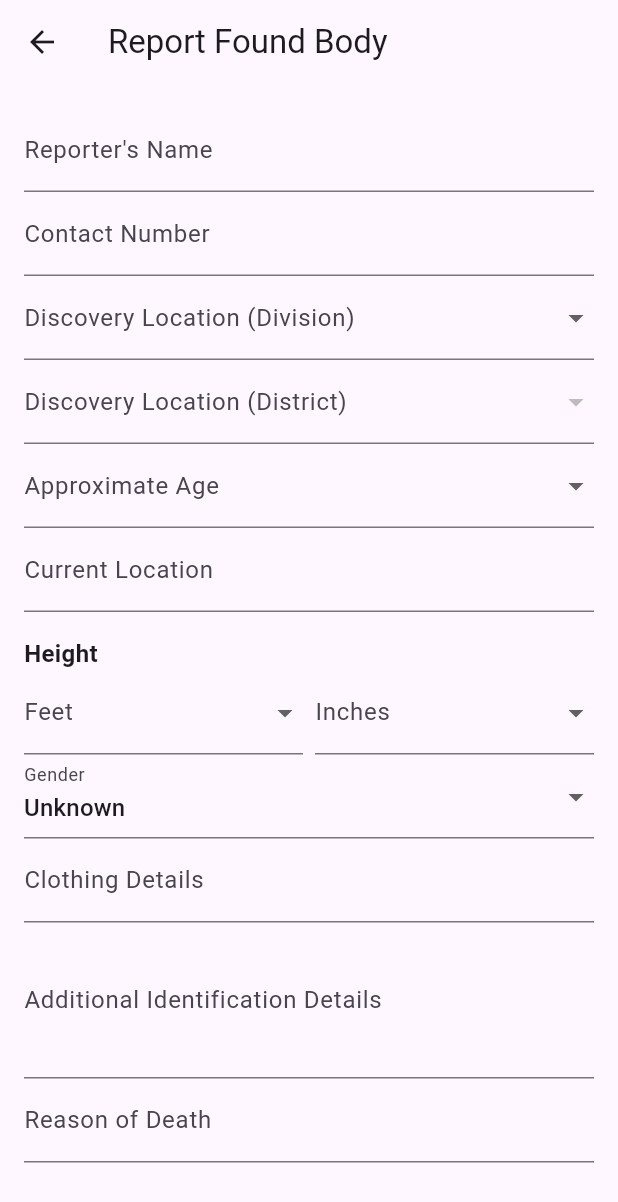
After one commit to PanthaProtick/oggatonama, a Flutter app: the screen it shows once a user with an empty profile is signed in, after a tap on "Register dead body", on a phone screen of 412 x 824 dp. The commit adds this screen. Shown: the top 1202 px of the screen. Run offline on Flutter 3.47's test engine with Material 3 defaults, Android fonts, the phone set to English and light mode, and no system bars; our stand-ins replace cloud_firestore, firebase_auth, firebase_core, get; accounts and stored records are empty.

Commit message:
Color changed

```diff
--- /dev/null
+++ b/lib/claim_body.dart
@@ -0,0 +1,169 @@
+import 'package:flutter/material.dart';
+import 'package:cloud_firestore/cloud_firestore.dart';
+import 'package:intl/intl.dart';
+
+class ClaimBodyPage extends StatefulWidget {
+  @override
+  _ClaimBodyPageState createState() => _ClaimBodyPageState();
+}
+
+class _ClaimBodyPageState extends State<ClaimBodyPage> {
+  final FirebaseFirestore _firestore = FirebaseFirestore.instance;
+  String? selectedAgeRange = 'All';
+  List<String> ageRanges = ['All', '0-10', '11-20', '21-30', '31-40', '41-50',
+    '51-60', '61-70', '71-80', '81-90', '91+'];
+
+  String? selectedDivision = 'All';
+  List<String> divisions = ['All', 'Barisal', 'Chattogram', 'Dhaka', 'Khulna', 'Mymensingh', 'Rajshahi', 'Rangpur', 'Sylhet'];
+
+  bool isAgeInRange(String? ageString, String range) {
+    if (ageString == null) return false;
+    String numericAge = RegExp(r'\d+').stringMatch(ageString) ?? '';
+    if (numericAge.isEmpty) return false;
+    int age = int.tryParse(numericAge) ?? -1;
+    if (age == -1) return false;
+
+    switch (range) {
+      case '0-10':
+        return age >= 0 && age <= 10;
+      case '11-20':
+        return age >= 11 && age <= 20;
+      case '21-30':
+        return age >= 21 && age <= 30;
+      case '31-40':
+        return age >= 31 && age <= 40;
+      case '41-50':
+        return age >= 41 && age <= 50;
+      case '51-60':
+        return age >= 51 && age <= 60;
+      case '61-70':
+        return age >= 61 && age <= 70;
+      case '71-80':
+        return age >= 71 && age <= 80;
+      case '81-90':
+        return age >= 81 && age <= 90;
+      case '91+':
+        return age >= 91;
+      default:
+        return true;
+    }
+  }
+
+  @override
+  Widget build(BuildContext context) {
+    return Scaffold(
+      appBar: AppBar(title: Text("Claim Reported Bodies")),
+      body: Column(
+        children: [
+          Padding(
+            padding: const EdgeInsets.all(8.0),
+            child: DropdownButtonFormField<String>(
+              value: selectedDivision,
+              decoration: InputDecoration(
+                labelText: "Filter by Division",
+                border: OutlineInputBorder(),
+              ),
+              items: divisions.map((division) {
+                return DropdownMenuItem(
+                  value: division,
+                  child: Text(division),
+                );
+              }).toList(),
+              onChanged: (value) {
+                setState(() {
+                  selectedDivision = value;
+                });
+              },
+            ),
+          ),
+          Padding(
+            padding: const EdgeInsets.all(8.0),
+            child: DropdownButtonFormField<String>(
+              value: selectedAgeRange,
+              decoration: InputDecoration(
+                labelText: "Filter by Approximate Age",
+                border: OutlineInputBorder(),
+              ),
+              items: ageRanges.map((age) {
+                return DropdownMenuItem(
+                  value: age,
+                  child: Text(age),
+                );
+              }).toList(),
+              onChanged: (value) {
+                setState(() {
+                  selectedAgeRange = value;
+                });
+              },
+            ),
+          ),
+          Expanded(
+            child: StreamBuilder<QuerySnapshot>(
+              stream: _firestore.collection('reported_bodies').snapshots(),
+              builder: (context, snapshot) {
+                if (snapshot.connectionState == ConnectionState.waiting) {
+                  return Center(child: CircularProgressIndicator());
+                }
+                if (!snapshot.hasData || snapshot.data!.docs.isEmpty) {
+                  return Center(child: Text("No reported bodies found."));
+                }
+
+                var reports = snapshot.data!.docs.where((doc) {
+                  var data = doc.data() as Map<String, dynamic>;
+                  String? ageString = data['approximate_age'];
+                  String? discoveryLocation = data['discovery_location'];
+
+                  bool isAgeValid = selectedAgeRange == 'All' || isAgeInRange(ageString, selectedAgeRange!);
+                  bool isLocationValid = selectedDivision == 'All' || (discoveryLocation?.contains(selectedDivision!) ?? false);
+
+                  return isAgeValid && isLocationValid;
+                }).toList();
+
+                return ListView.builder(
+                  itemCount: reports.length,
+                  itemBuilder: (context, index) {
+                    var report = reports[index].data() as Map<String, dynamic>;
+                    Timestamp? timestamp = report['estimated_death_time'];
+                    String formattedDeathTime = 'Unknown';
+                    if (timestamp != null) {
+                      DateTime dateTime = timestamp.toDate();
+                      formattedDeathTime = DateFormat('MMMM d, yyyy h:mm a').format(dateTime);
+                    }
+                    String reasonOfDeath = report['reason_of_death'] ?? 'Unknown';
+
+                    return Card(
+                      margin: EdgeInsets.all(10),
+                      elevation: 4,
+                      child: Padding(
+                        padding: EdgeInsets.all(10),
+                        child: Column(
+                          crossAxisAlignment: CrossAxisAlignment.start,
+                          children: [
+                            Text("Reporter: ${report['reporter_name'] ?? 'Unknown'}", style: TextStyle(fontSize: 18, fontWeight: FontWeight.bold)),
+                            SizedBox(height: 5),
+                            Text("Contact: ${report['contact_number'] ?? 'N/A'}"),
+                            Text("Discovery Location: ${report['discovery_location'] ?? 'N/A'}"),
+                            Text("Current Location: ${report['current_location'] ?? 'N/A'}"),
+                            Text("Height: ${report['height'] ?? 'N/A'}"),
+                            Text("Gender: ${report['gender'] ?? 'N/A'}"),
+                            Text("Clothing: ${report['clothing'] ?? 'N/A'}"),
+                            Text("Approximate Age: ${report['approximate_age'] ?? 'N/A'}"),
+                            Text("Details: ${report['details'] ?? 'N/A'}"),
+                            SizedBox(height: 5),
+                            Text("Estimated Death Time: $formattedDeathTime", style: TextStyle(color: Colors.red, fontWeight: FontWeight.bold)),
+                            SizedBox(height: 5),
+                            Text("Reason of Death: $reasonOfDeath", style: TextStyle(fontWeight: FontWeight.bold)),
+                          ],
+                        ),
+                      ),
+                    );
+                  },
+                );
+              },
+            ),
+          ),
+        ],
+      ),
+    );
+  }
+}
--- a/lib/dashboard.dart
+++ b/lib/dashboard.dart
@@ -1,12 +1,14 @@
 import 'package:firebase_auth/firebase_auth.dart';
 import 'package:flutter/material.dart';
+import 'package:oggatonama/report_body.dart'; // Import the Report Body Page
+import 'package:oggatonama/accounts.dart'; // Import the Accounts Page
+import 'package:oggatonama/claim_body.dart'; // Import the ClaimBodyPage
 
-class Dashboard extends StatelessWidget{
+class Dashboard extends StatelessWidget {
   const Dashboard({super.key});
 
   @override
   Widget build(BuildContext context) {
-    // TODO: implement build
     return Scaffold(
       backgroundColor: Color(0xFF1D1616),
       body: Center(
@@ -20,18 +22,22 @@ class Dashboard extends StatelessWidget{
                 style: TextStyle(
                     fontWeight: FontWeight.w800,
                     fontSize: 56,
-                    color: Color(0xFFD84040)
-                ),
+                    color: Color(0xFFD84040)),
               ),
             ),
             Padding(
               padding: const EdgeInsets.fromLTRB(12, 6, 12, 6),
               child: ElevatedButton.icon(
-                onPressed: (){
-
+                onPressed: () {
+                  // Navigate to ClaimBodyPage
+                  Navigator.push(
+                    context,
+                    MaterialPageRoute(
+                        builder: (context) => ClaimBodyPage()), // Updated here
+                  );
                 },
                 style: ElevatedButton.styleFrom(
-                  minimumSize: Size(double.infinity,75),
+                  minimumSize: Size(double.infinity, 75),
                   foregroundColor: Color(0xFF8E1616),
                   backgroundColor: Color(0xFFEEEEEE),
                 ),
@@ -42,20 +48,24 @@ class Dashboard extends StatelessWidget{
                     fontSize: 22,
                   ),
                 ),
-                icon: Icon(Icons.search,color: Color(0xFFD84040)),
+                icon: Icon(Icons.search, color: Color(0xFFD84040)),
               ),
             ),
             Padding(
               padding: const EdgeInsets.fromLTRB(12, 6, 12, 6),
               child: ElevatedButton.icon(
-                onPressed: (){
-
+                onPressed: () {
+                  // Navigate to Report Body Page
+                  Navigator.push(
+                    context,
+                    MaterialPageRoute(
+                        builder: (context) => ReportPage()),
+                  );
                 },
                 style: ElevatedButton.styleFrom(
-                    minimumSize: Size(double.infinity,75),
+                    minimumSize: Size(double.infinity, 75),
                     backgroundColor: Color(0xFF8E1616),
-                    foregroundColor: Color(0xFFEEEEEE)
-                ),
+                    foregroundColor: Color(0xFFEEEEEE)),
                 label: Text(
                   'Register dead body',
                   style: TextStyle(
@@ -63,20 +73,25 @@ class Dashboard extends StatelessWidget{
                     fontSize: 22,
                   ),
                 ),
-                icon: Icon(Icons.pending_actions,color: Color(0xFFEEEEEE)),
+                icon: Icon(Icons.pending_actions, color: Color(0xFFEEEEEE)),
               ),
             ),
             Padding(
               padding: const EdgeInsets.fromLTRB(12, 6, 12, 6),
               child: ElevatedButton.icon(
-                onPressed: (){
-                  FirebaseAuth.instance.signOut();
+                onPressed: () async {
+                  await FirebaseAuth.instance.signOut(); // Sign out
+
+                  // Navigate to Accounts Page and remove Dashboard from stack
+                  Navigator.pushReplacement(
+                    context,
+                    MaterialPageRoute(builder: (context) => Accounts()),
+                  );
                 },
                 style: ElevatedButton.styleFrom(
-                    minimumSize: Size(double.infinity,75),
+                    minimumSize: Size(double.infinity, 75),
                     backgroundColor: Color(0xFF8E1616),
-                    foregroundColor: Color(0xFFEEEEEE)
-                ),
+                    foregroundColor: Color(0xFFEEEEEE)),
                 label: Text(
                   'Sign out',
                   style: TextStyle(
@@ -84,7 +99,7 @@ class Dashboard extends StatelessWidget{
                     fontSize: 22,
                   ),
                 ),
-                icon: Icon(Icons.pending_actions,color: Color(0xFFEEEEEE)),
+                icon: Icon(Icons.logout, color: Color(0xFFEEEEEE)),
               ),
             ),
           ],
@@ -92,5 +107,4 @@ class Dashboard extends StatelessWidget{
       ),
     );
   }
-
 }
--- a/lib/main.dart
+++ b/lib/main.dart
@@ -5,33 +5,29 @@ import 'package:oggatonama/accounts.dart';
 import 'package:oggatonama/dashboard.dart';
 import 'package:oggatonama/firebase_options.dart';
 
-void main() async{
+void main() async {
   WidgetsFlutterBinding.ensureInitialized();
   await Firebase.initializeApp(options: DefaultFirebaseOptions.currentPlatform);
-  runApp(const Oggatonama());
+  runApp(Oggatonama());
 }
 
 class Oggatonama extends StatelessWidget {
-  const Oggatonama({super.key});
-
   @override
   Widget build(BuildContext context) {
     return MaterialApp(
       debugShowCheckedModeBanner: false,
-        home: const Accounts()/*StreamBuilder(
+      home: StreamBuilder<User?>(
         stream: FirebaseAuth.instance.authStateChanges(),
         builder: (context, snapshot) {
-            if(snapshot.connectionState==ConnectionState.waiting){
-              return const Center(
-                child: CircularProgressIndicator(),
-              );
+          if (snapshot.connectionState == ConnectionState.waiting) {
+            return const Center(child: CircularProgressIndicator());
           }
-            if(snapshot.data!=null){
-              return const Dashboard();
+          if (snapshot.hasData) {
+            return Dashboard(); // Redirects to Dashboard if user is signed in
           }
-            return const Accounts();
-          }
-        )*/,
+          return Accounts(); // Redirects to Accounts if user is not signed in
+        },
+      ),
     );
   }
 }
--- /dev/null
+++ b/lib/report_body.dart
@@ -0,0 +1,305 @@
+import 'package:flutter/material.dart';
+import 'package:cloud_firestore/cloud_firestore.dart';
+
+class FirestoreService {
+  final FirebaseFirestore _db = FirebaseFirestore.instance;
+
+  Future<void> reportBody({
+    required String reporterName,
+    required String contactNumber,
+    required String discoveryLocation,
+    required String currentLocation,
+    required String height,
+    required String gender,
+    required String clothing,
+    required String details,
+    required DateTime deathTime,
+    required String reasonOfDeath,
+    required String approximateAge,
+  }) async {
+    try {
+      await _db.collection('reported_bodies').add({
+        'reporter_name': reporterName,
+        'contact_number': contactNumber,
+        'discovery_location': discoveryLocation,
+        'current_location': currentLocation,
+        'height': height,
+        'gender': gender,
+        'clothing': clothing,
+        'details': details,
+        'estimated_death_time': deathTime,
+        'reason_of_death': reasonOfDeath,
+        'timestamp': FieldValue.serverTimestamp(),
+        'approximate_age': approximateAge,
+      });
+    } catch (e) {
+      throw Exception("Failed to report: $e");
+    }
+  }
+}
+
+class ReportPage extends StatefulWidget {
+  @override
+  _ReportPageState createState() => _ReportPageState();
+}
+
+class _ReportPageState extends State<ReportPage> {
+  final _formKey = GlobalKey<FormState>();
+  final _reporterNameController = TextEditingController();
+  final _contactNumberController = TextEditingController();
+  final _currentLocationController = TextEditingController();
+  final _clothingController = TextEditingController();
+  final _detailsController = TextEditingController();
+  final _reasonOfDeathController = TextEditingController();
+  DateTime? _selectedDeathTime;
+  String _selectedGender = 'Unknown';
+
+  String? _selectedDivision;// = 'Dhaka'; // Default division
+  String? _selectedDistrict;
+
+  // Height input variables
+  String? _selectedFeet;  // Default value for feet
+  String? _selectedInches ;  // Default value for inches
+  String? _selectedAge;
+
+  final FirestoreService _firestoreService = FirestoreService();
+
+  // Define divisions and corresponding districts
+  final Map<String, List<String>> _districts = {
+    'Barisal': ['Barguna', 'Barisal', 'Bhola', 'Jhalokati', 'Patuakhali', 'Pirojpur'],
+    'Chattogram': ['Bandarban', 'Brahmanbaria', 'Chandpur', 'Chittagong', 'Comilla', 'Cox’s Bazar', 'Feni', 'Khagrachari', 'Lakshmipur', 'Noakhali', 'Rangamati'],
+    'Dhaka': ['Dhaka', 'Faridpur', 'Gazipur', 'Gopalganj', 'Kishoreganj', 'Madaripur', 'Manikganj', 'Munshiganj', 'Narayanganj', 'Narsingdi', 'Rajbari', 'Shariatpur', 'Tangail'],
+    'Mymensingh': ['Mymensingh', 'Jamalpur', 'Sherpur', 'Netrokona'],
+    'Khulna': ['Bagerhat', 'Chuadanga', 'Jessore', 'Jhenaidah', 'Khulna', 'Kushtia', 'Magura', 'Meherpur', 'Narail', 'Shatkhira'],
+    'Rajshahi': ['Bogra', 'Jaipurhat', 'Naogaon', 'Natore', 'Nawabganj', 'Pabna', 'Rajshahi', 'Sirajganj'],
+    'Rangpur': ['Rangpur', 'Nilphamari', 'Dinajpur', 'Panchagarh', 'Gaibandha', 'Kurigram', 'Lalmonirhat', 'Thakurgaon'],
+    'Sylhet': ['Habiganj', 'Maulvibazar', 'Sunamganj', 'Sylhet'],
+  };
+
+  Future<void> _pickDeathTime() async {
+    DateTime now = DateTime.now();
+    DateTime? pickedDate = await showDatePicker(
+      context: context,
+      initialDate: now,
+      firstDate: DateTime(2000),
+      lastDate: now,
+    );
+    if (pickedDate != null) {
+      TimeOfDay? pickedTime = await showTimePicker(
+        context: context,
+        initialTime: TimeOfDay.now(),
+      );
+      if (pickedTime != null) {
+        setState(() {
+          _selectedDeathTime = DateTime(
+            pickedDate.year,
+            pickedDate.month,
+            pickedDate.day,
+            pickedTime.hour,
+            pickedTime.minute,
+          );
+        });
+      }
+    }
+  }
+
+  void _submitReport() async {
+    if (_formKey.currentState!.validate() && _selectedDeathTime != null) {
+      try {
+        String height = "${_selectedFeet}'${_selectedInches}\""; // Concatenate feet and inches
+        String discoveryLocation = '${_selectedDivision}: ${_selectedDistrict}';
+        await _firestoreService.reportBody(
+          reporterName: _reporterNameController.text,
+          contactNumber: _contactNumberController.text,
+          discoveryLocation: discoveryLocation,  // Pass selected division and district
+          currentLocation: _currentLocationController.text,
+          height: height, // Pass the formatted height string
+          gender: _selectedGender,
+          clothing: _clothingController.text,
+          details: _detailsController.text,
+          deathTime: _selectedDeathTime!,
+          reasonOfDeath: _reasonOfDeathController.text,
+          approximateAge: _selectedAge!,
+        );
+        ScaffoldMessenger.of(context).showSnackBar(
+          SnackBar(content: Text("Report submitted successfully!")),
+        );
+        _formKey.currentState!.reset();
+        setState(() {
+          _selectedDeathTime = null;
+          _selectedGender = 'Unknown';
+          _reasonOfDeathController.clear();
+          _selectedFeet = '5';  // Reset feet field
+          _selectedInches = '0';  // Reset inches field
+          _selectedDistrict = null; // Reset district
+          _selectedAge = null;
+        });
+      } catch (e) {
+        ScaffoldMessenger.of(context).showSnackBar(
+          SnackBar(content: Text("Error: $e")),
+        );
+      }
+    } else {
+      ScaffoldMessenger.of(context).showSnackBar(
+        SnackBar(content: Text("Please fill all fields including Death Time!")),
+      );
+    }
+  }
+
+  @override
+  Widget build(BuildContext context) {
+    return Scaffold(
+      appBar: AppBar(title: Text("Report Found Body")),
+      body: Padding(
+        padding: EdgeInsets.all(16.0),
+        child: Form(
+          key: _formKey,
+          child: ListView(
+            children: [
+              TextFormField(
+                controller: _reporterNameController,
+                decoration: InputDecoration(labelText: "Reporter's Name"),
+                validator: (value) => value!.isEmpty ? "Enter reporter's name" : null,
+              ),
+              TextFormField(
+                controller: _contactNumberController,
+                decoration: InputDecoration(labelText: "Contact Number"),
+                keyboardType: TextInputType.phone,
+                validator: (value) => value!.isEmpty ? "Enter contact number" : null,
+              ),
+              DropdownButtonFormField<String>(
+                value: _selectedDivision,
+                items: _districts.keys
+                    .map((division) => DropdownMenuItem(
+                  value: division,
+                  child: Text(division),
+                ))
+                    .toList(),
+                onChanged: (value) {
+                  setState(() {
+                    _selectedDivision = value!;
+                    _selectedDistrict = null;  // Reset district when division changes
+                  });
+                },
+                decoration: InputDecoration(labelText: "Discovery Location (Division)"),
+                validator: (value) => value == null ? "Select a division" : null,
+              ),
+              DropdownButtonFormField<String>(
+                value: _selectedDistrict,
+                items: _selectedDivision != null
+                    ? _districts[_selectedDivision]!
+                    .map((district) => DropdownMenuItem(
+                  value: district,
+                  child: Text(district),
+                ))
+                    .toList()
+                    : [],
+                onChanged: (value) => setState(() => _selectedDistrict = value!),
+                decoration: InputDecoration(labelText: "Discovery Location (District)"),
+                validator: (value) => value == null ? "Select a district" : null,
+              ),
+              DropdownButtonFormField<String>(
+                value: _selectedAge,
+                items: [
+                  '0-5', '6-10', '11-15', '16-20', '21-25', '26-30',
+                  '31-35', '36-40', '41-45', '46-50', '51-55', '56-60', '61-65', '66-70',
+                  '71-75', '76-80', '81-85', '86-90', '91-95', '96+'
+                ].map((age) => DropdownMenuItem(
+                  value: age,
+                  child: Text(age),
+                )).toList(),
+                onChanged: (value) => setState(() => _selectedAge = value!),
+                decoration: InputDecoration(labelText: "Approximate Age"),
+                validator: (value) => value == null ? "Select an approximate age" : null,
+              ),
+              TextFormField(
+                controller: _currentLocationController,
+                decoration: InputDecoration(labelText: "Current Location"),
+                validator: (value) => value!.isEmpty ? "Enter your current location" : null,
+              ),
+              // Height input with label
+              Padding(
+                padding: const EdgeInsets.only(top: 16.0),
+                child: Text("Height", style: TextStyle(fontSize: 16, fontWeight: FontWeight.bold)),
+              ),
+              Row(
+                children: [
+                  Expanded(
+                    child: DropdownButtonFormField<String>(
+                      value: _selectedFeet,
+                      items: List.generate(8, (index) => (index + 0).toString()) // Feet options from 4 to 11
+                          .map((feet) => DropdownMenuItem(
+                        value: feet,
+                        child: Text('$feet ft'),
+                      ))
+                          .toList(),
+                      onChanged: (value) => setState(() => _selectedFeet = value!),
+                      decoration: InputDecoration(labelText: "Feet"),
+                      validator: (value) => value == null ? "Select height in feet" : null,
+                    ),
+                  ),
+                  SizedBox(width: 8), // Spacer between feet and inches
+                  Expanded(
+                    child: DropdownButtonFormField<String>(
+                      value: _selectedInches,
+                      items: List.generate(12, (index) => index.toString()) // Inches options from 0 to 11
+                          .map((inches) => DropdownMenuItem(
+                        value: inches,
+                        child: Text('$inches in'),
+                      ))
+                          .toList(),
+                      onChanged: (value) => setState(() => _selectedInches = value!),
+                      decoration: InputDecoration(labelText: "Inches"),
+                      validator: (value) => value == null ? "Select height in inches" : null,
+                    ),
+                  ),
+                ],
+              ),
+              DropdownButtonFormField<String>(
+                value: _selectedGender,
+                items: ['Male', 'Female', 'Unknown']
+                    .map((gender) => DropdownMenuItem(
+                  value: gender,
+                  child: Text(gender),
+                ))
+                    .toList(),
+                onChanged: (value) => setState(() => _selectedGender = value!),
+                decoration: InputDecoration(labelText: "Gender"),
+              ),
+              TextFormField(
+                controller: _clothingController,
+                decoration: InputDecoration(labelText: "Clothing Details"),
+                validator: (value) => value!.isEmpty ? "Enter clothing details" : null,
+              ),
+              TextFormField(
+                controller: _detailsController,
+                decoration: InputDecoration(labelText: "Additional Identification Details"),
+                maxLines: 3,
+              ),
+              TextFormField(
+                controller: _reasonOfDeathController,
+                decoration: InputDecoration(labelText: "Reason of Death"),
+                validator: (value) => value!.isEmpty ? "Enter reason of death" : null,
+              ),
+              SizedBox(height: 16),
+              ListTile(
+                title: Text(
+                  _selectedDeathTime == null
+                      ? "Pick Estimated Death Time"
+                      : "Death Time: ${_selectedDeathTime!.toLocal()}",
+                ),
+                trailing: Icon(Icons.access_time),
+                onTap: _pickDeathTime,
+              ),
+              SizedBox(height: 20),
+              ElevatedButton(
+                onPressed: _submitReport,
+                child: Text("Submit Report"),
+              ),
+            ],
+          ),
+        ),
+      ),
+    );
+  }
+}
--- a/pubspec.yaml
+++ b/pubspec.yaml
@@ -14,6 +14,7 @@ dependencies:
   firebase_auth: ^5.5.0 # Updated to latest version
   cloud_firestore: ^5.6.4 # Updated to a compatible version
   get: ^4.6.6
+  intl: ^0.18.0
 
 dev_dependencies:
   flutter_test:
```
Also changed, not shown: pubspec.lock. Lines whose indentation alone changed are shown as unchanged.
